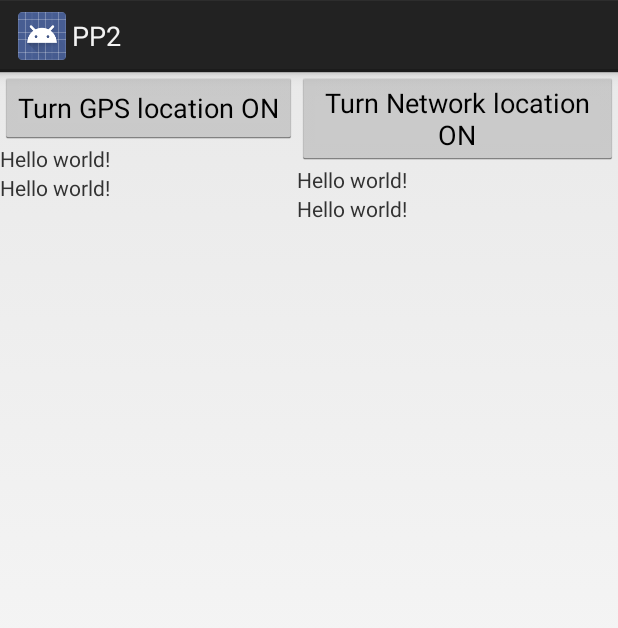
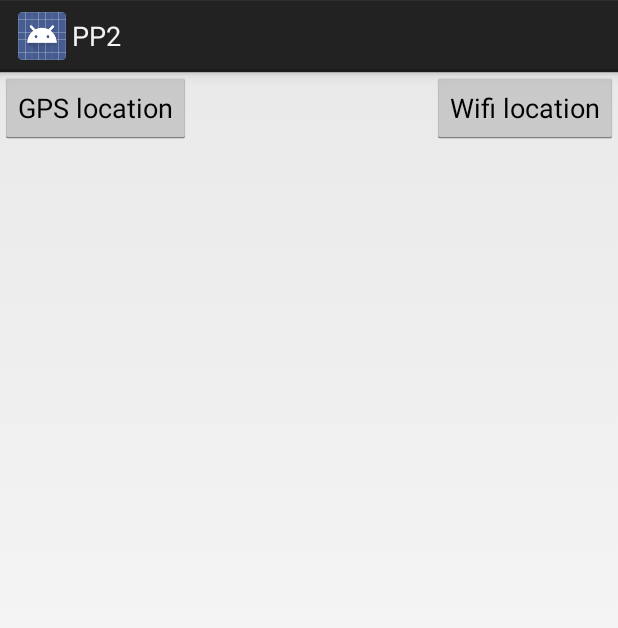
Before and after one commit to MortenBirk/PP2, an Android app: the layout fragment_old_api.xml on its own in the app's theme, with its tools: preview values and no code run, on a phone screen of 412 x 824 dp. Shown: the top 628 px of the screen. Run offline under Robolectric (Android 15) with nearby library versions, the light colour scheme and no system bars.

Commit message:
OldApi works and have android style listeners and display elements. Now only one path per walk

```diff
--- a/app/src/main/res/layout/fragment_old_api.xml
+++ b/app/src/main/res/layout/fragment_old_api.xml
@@ -5,39 +5,18 @@
     <Button
         android:layout_width="wrap_content"
         android:layout_height="wrap_content"
-        android:text="@string/btn_GPS_off"
+        android:text="@string/btn_GPS"
+        android:onClick="chooseGps"
+        android:layout_below="@+id/button"
+        android:layout_alignParentStart="true"
         android:id="@+id/btn_GPS"/>
     <Button
         android:layout_width="wrap_content"
         android:layout_height="wrap_content"
-        android:layout_toRightOf="@+id/btn_GPS"
-        android:text="@string/btn_Network_off"
-        android:id="@+id/btn_network"/>
-    <TextView
-        android:text="@string/hello_world"
-        android:id="@+id/txt_GPS_latitude"
-        android:layout_below="@+id/btn_GPS"
-        android:layout_width="wrap_content"
-        android:layout_height="wrap_content" />
-    <TextView
-        android:text="@string/hello_world"
-        android:id="@+id/txt_GPS_longitude"
-        android:layout_below="@+id/txt_GPS_latitude"
-        android:layout_width="wrap_content"
-        android:layout_height="wrap_content" />
-    <TextView
-        android:text="@string/hello_world"
-        android:id="@+id/txt_Network_latitude"
-        android:layout_below="@+id/btn_network"
-        android:layout_alignLeft="@+id/btn_network"
-        android:layout_width="wrap_content"
-        android:layout_height="wrap_content" />
-    <TextView
-        android:text="@string/hello_world"
-        android:id="@+id/txt_Network_longitude"
-        android:layout_below="@+id/txt_Network_latitude"
-        android:layout_alignLeft="@+id/txt_Network_latitude"
-        android:layout_width="wrap_content"
-        android:layout_height="wrap_content" />
+        android:text="@string/btn_Wifi"
+        android:onClick="chooseWifi"
+        android:layout_alignParentTop="true"
+        android:layout_alignParentEnd="true"
+        android:id="@+id/btn_Wifi"/>
 
 </RelativeLayout>
--- a/app/src/main/res/values/strings.xml
+++ b/app/src/main/res/values/strings.xml
@@ -13,9 +13,7 @@
     <string name="highAcc_button">Accuracy</string>
     <string name="oldAPI_button">Use Old API</string>
     <string name="newAPI_button">Use New API</string>
-    <string name="btn_GPS_off">Turn GPS location ON</string>
-    <string name="btn_GPS_on">Turn GPS location OFF</string>
-    <string name="btn_Network_off">Turn Network location ON</string>
-    <string name="btn_Network_on">Turn Network location OFF</string>
+    <string name="btn_GPS">GPS location</string>
+    <string name="btn_Wifi">Wifi location</string>
     <string name="cdf_button">Watch CDF</string>
 </resources>
```
Also changed, not shown: app/src/main/java/com/pp2/starlords/pp2/OldAPIActivity.java (+69 -126 lines).
